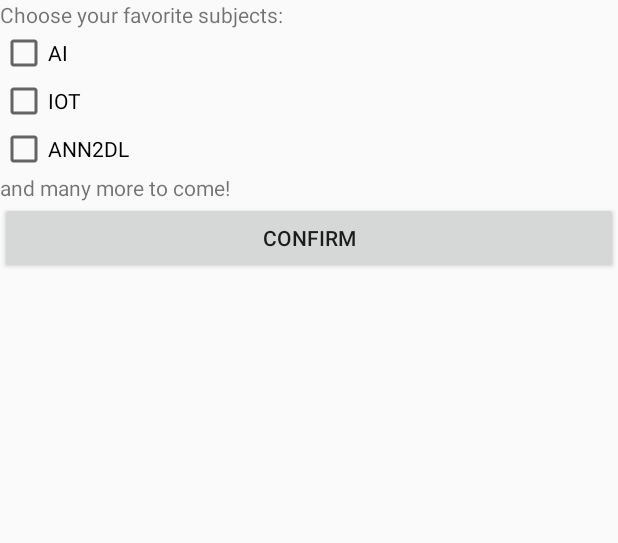
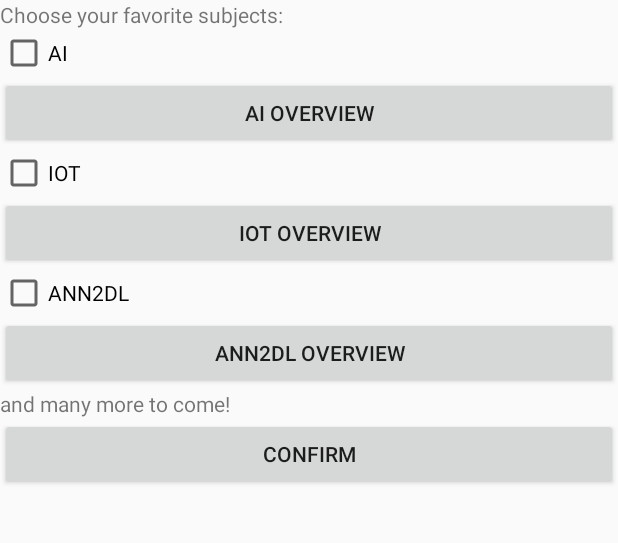
Before and after one commit to WilliamBonvini/NotesBites, an Android app: the screen it shows after launch (SelectSubjectsActivity), on a phone screen of 412 x 824 dp, the part 29-572 px from its top. Run offline under Robolectric (Android 15) with nearby library versions, the light colour scheme and no system bars.

Commit message:
added simple overview button

```diff
--- a/app/src/main/java/com/waldo/notesbites/SelectSubjectsActivity.java
+++ b/app/src/main/java/com/waldo/notesbites/SelectSubjectsActivity.java
@@ -1,5 +1,6 @@
 package com.waldo.notesbites;
 
+import android.annotation.SuppressLint;
 import android.app.Activity;
 import android.content.ContentValues;
 import android.content.Intent;
@@ -20,6 +21,8 @@
 
 import java.util.ArrayList;
 
+import static android.widget.Toast.*;
+
 public class SelectSubjectsActivity extends Activity {
 
     // TODO: for all activities: deal with the database in a secondary thread (page 723 on)
@@ -27,15 +30,19 @@
     private SQLiteOpenHelper databaseHelper;
     private SQLiteDatabase db;
     private Intent selectSubjectsIntent;
+    private Intent visualizeOverview;
 
 
 
+    @SuppressLint("SetTextI18n")
     @Override
     protected void onCreate(Bundle savedInstanceState) {
         super.onCreate(savedInstanceState);
         setContentView(R.layout.activity_select_subjects);
         selectSubjectsIntent = new Intent(SelectSubjectsActivity.this,
                 GuestHomepageActivity.class);
+        visualizeOverview = new Intent(SelectSubjectsActivity.this,
+                SimpleSubjectOverviewActivity.class);
 
 
         LinearLayout linearMain = (LinearLayout) findViewById(R.id.linear_select_subjects);
@@ -52,15 +59,21 @@
         int i = 0;
         while(cursor.moveToNext()){
             CheckBox checkBox = new CheckBox(this);
+            Button btn = new Button(this);
             checkBox.setId(i);
+            btn.setId(10+i); //da modificare
             checkBox.setText(cursor.getString(0));
+            btn.setText(cursor.getString(0) + " overview");
+            btn.setOnClickListener(onBtnClicked(btn));
             boolean isSelected = cursor.getInt(1) == 1;
             checkBox.setChecked(isSelected);
             checkBox.setOnClickListener(onCheckBoxClicked(checkBox));
             linearMain.addView(checkBox);
+            linearMain.addView(btn);
             i++;
         }
         cursor.close();
+
 
         //add bottom message below checkboxes
         TextView bottom_message = new TextView(this);
@@ -90,7 +103,7 @@
                     db.update("SUBJECT",contentValues,"NAME=?",new String[]{((CheckBox)v).getText().toString()});
                     db.close();
                 }catch (SQLiteException e){
-                    Toast toast = Toast.makeText(v.getContext(),"Database unavailable",Toast.LENGTH_SHORT);
+                    Toast toast = makeText(v.getContext(),"Database unavailable", LENGTH_SHORT);
                     toast.show();
                 }
             }
@@ -113,4 +126,16 @@
         // TODO: page 718. I don't think I need to implement it, but maybe I'll need to for some reason
     }
 
+     View.OnClickListener onBtnClicked(Button button) {
+         return new View.OnClickListener() {
+
+             public void onClick(View v) {
+                 //Toast toast = makeText(v.getContext(), "ciao ", LENGTH_SHORT);
+                 //toast.show();
+                 startActivity(visualizeOverview);
+             }
+
+         };
+     }
+
 }
--- a/app/src/main/java/com/waldo/notesbites/SubjectOverviewActivity.java
+++ b/app/src/main/java/com/waldo/notesbites/SubjectOverviewActivity.java
@@ -48,7 +48,7 @@
               "SUBJECT",
               new String[]{"NAME", "DESCRIPTION", "IMAGE_RESOURCE_ID"},
               "_id=?",
-              new String[]{Integer.toString(subjectID)},
+              new String[]{Integer.toString(subjectID)},    //perchè questo?
               null, null, null);
       if (cursor1.moveToFirst()) {
         subjectTitleText = cursor1.getString(0);
@@ -101,7 +101,7 @@
                 // Pass the id of the module the user clicked to ModuleActivity
                 Intent newIntent = new Intent(SubjectOverviewActivity.this, ModuleActivity.class);
 
-                newIntent.putExtra(ModuleActivity.EXTRA_MODULEID, (int)id);
+                newIntent.putExtra(ModuleActivity.EXTRA_MODULEID, (int)id);     //??
                 newIntent.putExtra(ModuleActivity.EXTRA_SUBJECT_NAME,subjectTitleText);
                 startActivity(newIntent);
 
--- a/app/src/main/res/layout/activity_simple_subject_overview.xml
+++ b/app/src/main/res/layout/activity_simple_subject_overview.xml
@@ -4,4 +4,10 @@
     android:layout_width="match_parent"
     android:layout_height="match_parent">
 
+    <TextView
+        android:layout_width="wrap_content"
+        android:layout_height="wrap_content"
+        android:text="Questa è una bella materia"
+        />
+
 </LinearLayout>
```
